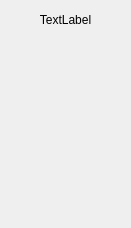
Old version of the form ui/modifierWidget.ui in the repository ThomasTab/Maerthan-Arcane-Editor.
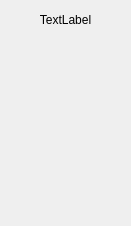
New version of the form.

What changed in the file:
```diff
--- a/ui/modifierWidget.ui
+++ b/ui/modifierWidget.ui
@@ -7,7 +7,7 @@
     <x>0</x>
     <y>0</y>
     <width>131</width>
-    <height>228</height>
+    <height>226</height>
    </rect>
   </property>
   <property name="windowTitle">
```
